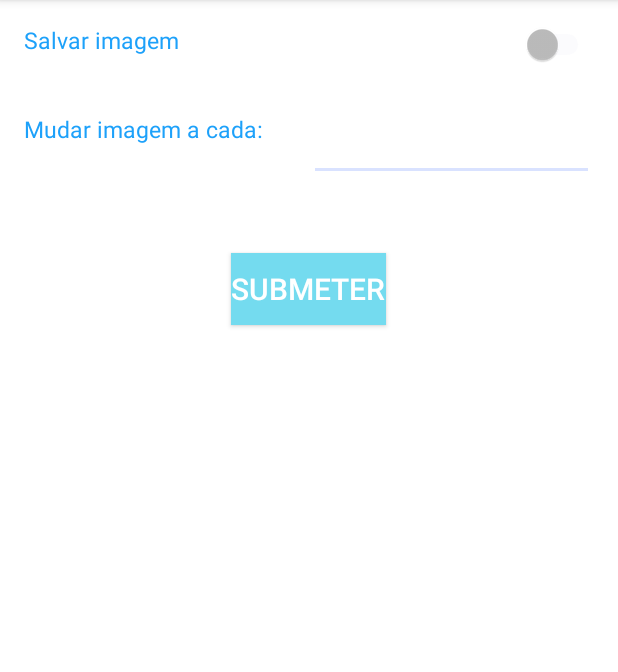
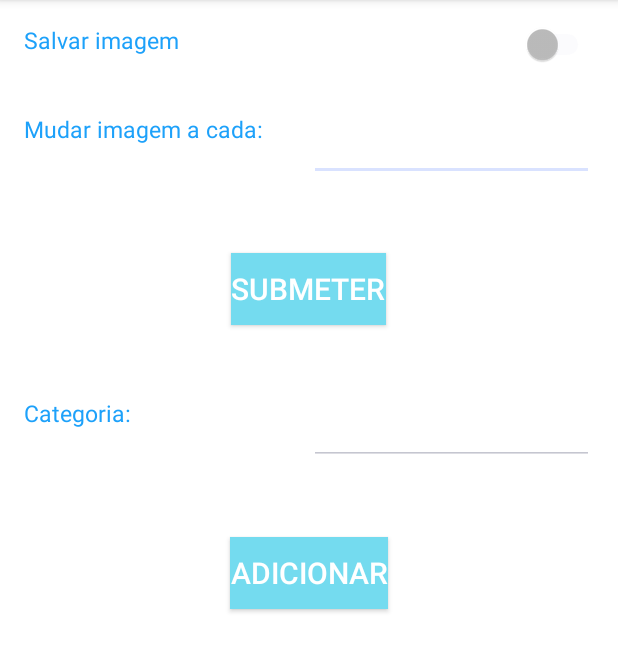
Before and after one commit to RayanaSales/SurpriseMe, an Android app: the fragment SettingsFragment shown on its own in the app's theme, after a tap on "SUBMETER", on a phone screen of 412 x 824 dp, the part 84-756 px from its top. Run offline under Robolectric (Android 15) with nearby library versions, the phone set to English and light mode, and no system bars.

Commit message:
Salvando categorias em arquivos

```diff
--- a/app/src/main/java/ifpe/surpriseme/fragments/CategoriesFragment.java
+++ b/app/src/main/java/ifpe/surpriseme/fragments/CategoriesFragment.java
@@ -37,6 +37,8 @@ public class CategoriesFragment extends Fragment  {
     private void displayListaCategorias()
     {
         lista_categoria = new ArrayList<Category>();
+        //ler do arquivo as categorias
+
         lista_categoria.add(new Category("Praia", ""));
         lista_categoria.add(new Category("Moda", ""));
         lista_categoria.add(new Category("Carros", ""));
--- a/app/src/main/java/ifpe/surpriseme/fragments/SettingsFragment.java
+++ b/app/src/main/java/ifpe/surpriseme/fragments/SettingsFragment.java
@@ -7,17 +7,26 @@ import android.view.LayoutInflater;
 import android.view.View;
 import android.view.ViewGroup;
 import android.widget.Button;
-import android.widget.CheckBox;
 import android.widget.EditText;
 import android.widget.Switch;
 import android.widget.Toast;
 
+import java.io.BufferedReader;
+import java.io.BufferedWriter;
 import java.io.DataInputStream;
 import java.io.DataOutputStream;
+import java.io.File;
+import java.io.FileNotFoundException;
+import java.io.FileOutputStream;
+import java.io.FileReader;
+import java.io.FileWriter;
+import java.io.IOException;
+import java.lang.reflect.Field;
+import java.util.Scanner;
 
 import ifpe.surpriseme.R;
 
-public class SettingsFragment extends Fragment implements View.OnClickListener {
+public class SettingsFragment extends Fragment {
 
     @Override
     public View onCreateView(LayoutInflater inflater, ViewGroup container, Bundle savedInstanceState) {
@@ -25,14 +34,61 @@ public class SettingsFragment extends Fragment implements View.OnClickListener {
         View rootView = inflater.inflate(R.layout.fragment_settings, container, false);
 
         Button submitSettings = (Button) rootView.findViewById(R.id.submitSettings_button);
-        submitSettings.setOnClickListener(this);
+        submitSettings.setOnClickListener(buttonClickSaveSettingsListener);
+
+        Button saveCategorySettings = (Button) rootView.findViewById(R.id.submitCategorySettings_button);
+        saveCategorySettings.setOnClickListener(buttonClickSaveCategoryListener);
 
         return rootView;
     }
 
+    //evento para tratar o salvar categoria
+    private View.OnClickListener buttonClickSaveCategoryListener = new View.OnClickListener() {
         @Override
-    public void onClick(View v) //do what you want to do when button is clicked
-    {
+        public void onClick(View v){
+            String categoryName_editText = ((EditText) getView().findViewById(R.id.category_name_edit_text)).getText().toString();
+
+            //SALVAR
+            DataOutputStream outputStream = null;
+            try {
+                outputStream = new DataOutputStream(getActivity().openFileOutput(categoryName_editText, Context.MODE_PRIVATE)); //nome da categoria
+                outputStream.writeBoolean(false); //isSelect
+                outputStream.close();
+            } catch (Exception e) {
+                e.printStackTrace();
+            }
+            //tentando encontrar o dir do file
+            Field pathField = null;
+            String path = "";
+            try {
+                pathField = FileOutputStream.class.getDeclaredField(".");
+                pathField.setAccessible(true);
+                path = (String) pathField.get(outputStream);
+            } catch (NoSuchFieldException e) {
+                e.printStackTrace();
+            } catch (IllegalAccessException e) {
+                e.printStackTrace();
+            }
+            Toast.makeText(getActivity()," path: " + path, Toast.LENGTH_SHORT).show();
+
+            //READING - TESTE
+            DataInputStream inputStream;
+            boolean valor = false;
+            try {
+                inputStream = new DataInputStream(getActivity().openFileInput(categoryName_editText));
+                valor = inputStream.readBoolean();
+                inputStream.close();
+            } catch (Exception e) {
+                e.printStackTrace();
+            }
+            Toast.makeText(getActivity()," valor: " + valor, Toast.LENGTH_SHORT).show();
+        }
+    };
+
+    //evento para tratar o botão salvar configurações
+    private View.OnClickListener buttonClickSaveSettingsListener = new View.OnClickListener() {
+        @Override
+        public void onClick(View v) {
             String changeTime_editText = ((EditText) getView().findViewById(R.id.changeTime_editText)).getText().toString();
             boolean saveToPhone_Switch = ((Switch) getView().findViewById(R.id.saveToPhone_Switch)).isChecked();
 
@@ -65,4 +121,5 @@ public class SettingsFragment extends Fragment implements View.OnClickListener {
                 e.printStackTrace();
             }
         }
+    };
 }
--- a/app/src/main/res/layout/fragment_settings.xml
+++ b/app/src/main/res/layout/fragment_settings.xml
@@ -68,8 +68,48 @@
             android:textColor="#FFFFFF"
             android:textSize="20sp"
             android:onClick="saveSettingsClick"/>
+    </LinearLayout>
 
 
+
+
+
+    <LinearLayout
+        android:layout_width="match_parent"
+        android:layout_height="wrap_content"
+        android:layout_margin="@dimen/activity_horizontal_margin"
+        android:orientation="horizontal">
+
+        <TextView
+            android:layout_width="0pt"
+            android:layout_height="match_parent"
+            android:layout_weight="1"
+            android:text="@string/category_label"
+            android:textColor="#1da1fa"
+            android:textSize="15dp" />
+
+        <EditText
+            android:id="@+id/category_name_edit_text"
+            android:layout_width="0pt"
+            android:layout_height="match_parent"
+            android:layout_weight="1"
+            android:textColor="#74DBEF"/>
+    </LinearLayout>
+    <LinearLayout
+        android:layout_width="wrap_content"
+        android:layout_height="wrap_content"
+        android:layout_margin="@dimen/activity_horizontal_margin"
+        android:orientation="horizontal">
+
+        <Button
+            android:id="@+id/submitCategorySettings_button"
+            android:layout_width="wrap_content"
+            android:layout_height="wrap_content"
+            android:layout_margin="@dimen/activity_horizontal_margin"
+            android:background="#74DBEF"
+            android:text="@string/save_category_button"
+            android:textColor="#FFFFFF"
+            android:textSize="20sp"/>
     </LinearLayout>
 
 </LinearLayout>
--- a/app/src/main/res/values/strings.xml
+++ b/app/src/main/res/values/strings.xml
@@ -8,4 +8,7 @@
     <string name="salvar">Salvar</string>
     <string name="salvar_imagem_no_celular">Salvar imagem</string>
     <string name="imagem_salva_no_dispositivo">Imagem salva no dispositivo</string>
+
+    <string name="category_label">Categoria:</string>
+    <string name="save_category_button">Adicionar</string>
 </resources>
```
Lines whose indentation alone changed are shown as unchanged.
